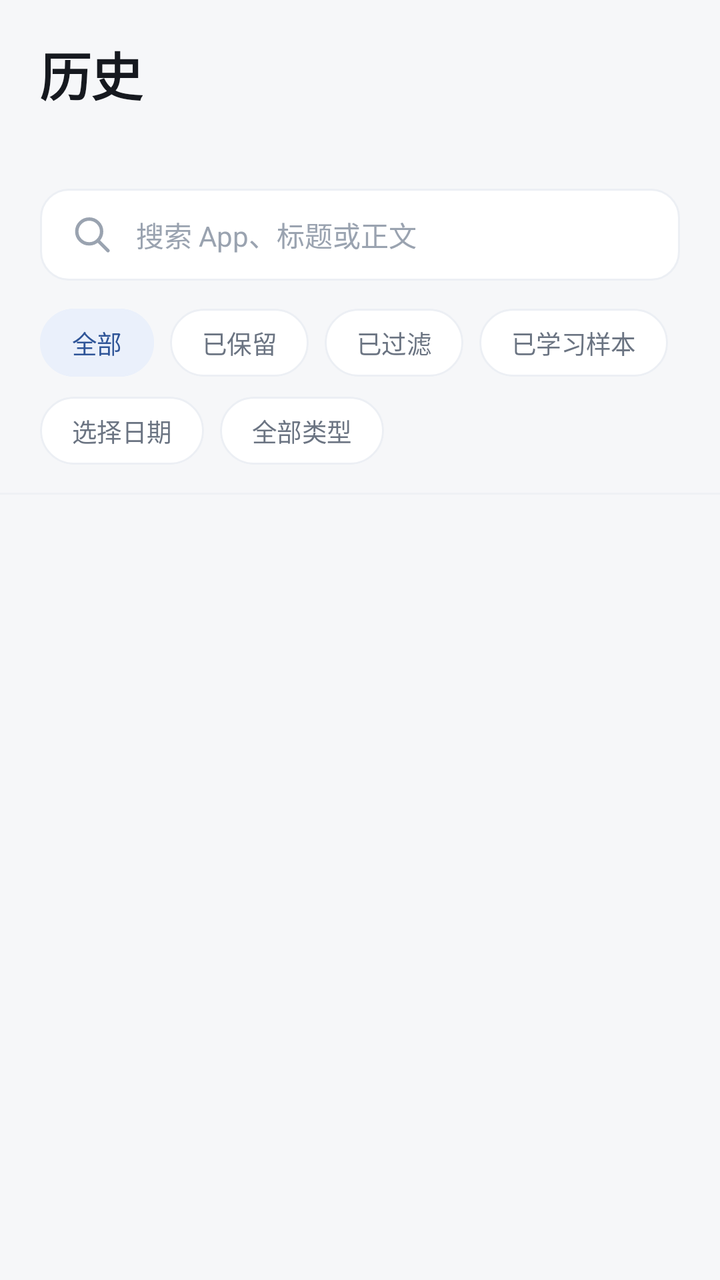
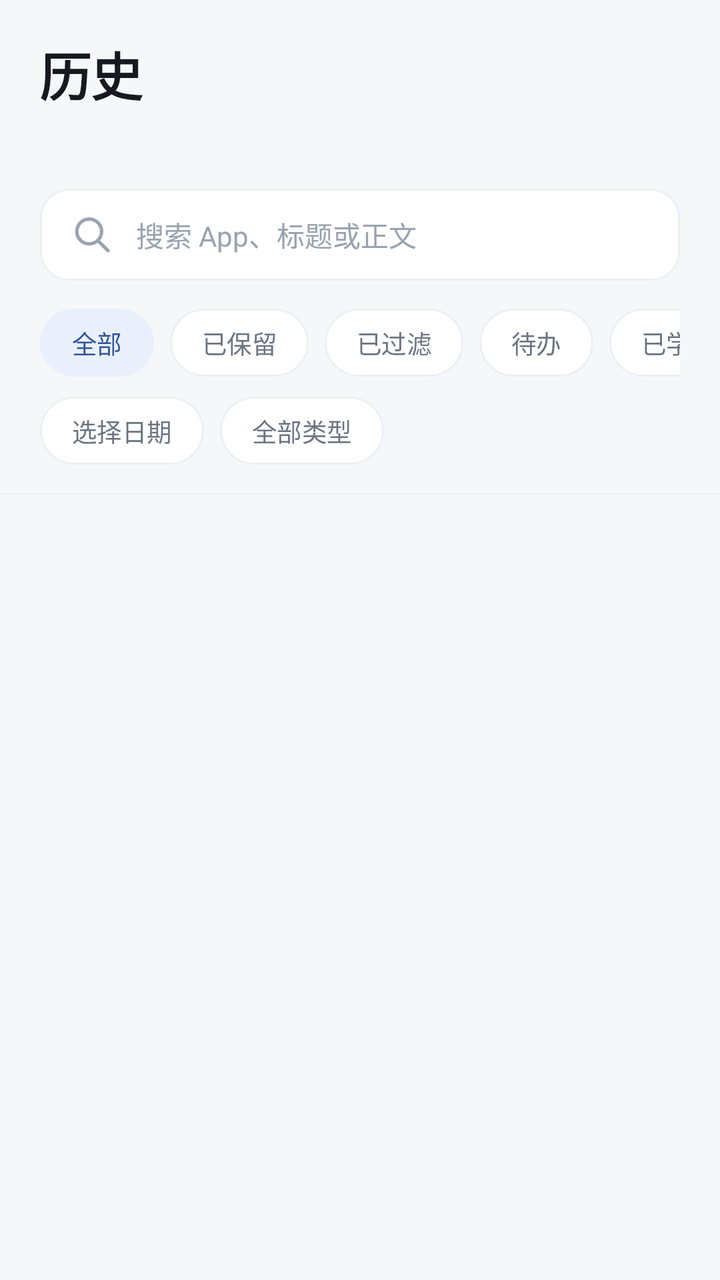

Before-and-after screenshots of an Android layout around one commit, followed by the original layout XML and the change that was made.
<!-- AndroidManifest.xml: application theme Theme.MaodouNotify -->
<!-- res/layout/fragment_history.xml -->
<?xml version="1.0" encoding="utf-8"?>

<LinearLayout xmlns:android="http://schemas.android.com/apk/res/android"
    xmlns:app="http://schemas.android.com/apk/res-auto"
    android:layout_width="match_parent"
    android:layout_height="match_parent"
    android:background="@color/background"
    android:orientation="vertical">

    
    <LinearLayout
        android:layout_width="match_parent"
        android:layout_height="wrap_content"
        android:orientation="vertical"
        android:paddingStart="@dimen/page_padding"
        android:paddingTop="18dp"
        android:paddingEnd="@dimen/page_padding"
        android:paddingBottom="14dp">

        <TextView
            android:layout_width="wrap_content"
            android:layout_height="wrap_content"
            android:text="@string/tab_history"
            android:textAppearance="@style/TextAppearance.Maodou.PageTitle" />

        <TextView
            android:id="@+id/tv_count"
            android:layout_width="match_parent"
            android:layout_height="wrap_content"
            android:layout_marginTop="6dp"
            android:textColor="@color/text_tertiary"
            android:textSize="12sp" />

        <EditText
            android:id="@+id/et_search"
            android:layout_width="match_parent"
            android:layout_height="@dimen/field_height"
            android:layout_marginTop="16dp"
            android:background="@drawable/bg_field"
            android:drawableStart="@drawable/ic_search"
            android:drawablePadding="10dp"
            android:drawableTint="@color/text_tertiary"
            android:hint="@string/search_hint"
            android:imeOptions="actionSearch"
            android:inputType="text"
            android:paddingStart="14dp"
            android:paddingEnd="14dp"
            android:singleLine="true"
            android:textColor="@color/text_primary"
            android:textColorHint="@color/text_tertiary"
            android:textSize="14sp" />

        <HorizontalScrollView
            android:id="@+id/filter_scroll"
            android:layout_width="match_parent"
            android:layout_height="wrap_content"
            android:layout_marginTop="14dp"
            android:scrollbars="none">

            <com.google.android.material.chip.ChipGroup
                android:id="@+id/chip_filter"
                android:layout_width="wrap_content"
                android:layout_height="wrap_content"
                app:chipSpacingHorizontal="8dp"
                app:singleLine="true"
                app:singleSelection="true">

                <com.google.android.material.chip.Chip
                    android:id="@+id/chip_all"
                    style="@style/Widget.Maodou.Chip.Filter"
                    android:layout_width="wrap_content"
                    android:layout_height="wrap_content"
                    android:checkable="true"
                    android:checked="true"
                    android:text="@string/filter_all" />

                <com.google.android.material.chip.Chip
                    android:id="@+id/chip_kept"
                    style="@style/Widget.Maodou.Chip.Filter"
                    android:layout_width="wrap_content"
                    android:layout_height="wrap_content"
                    android:checkable="true"
                    android:text="@string/filter_kept" />

                <com.google.android.material.chip.Chip
                    android:id="@+id/chip_filtered"
                    style="@style/Widget.Maodou.Chip.Filter"
                    android:layout_width="wrap_content"
                    android:layout_height="wrap_content"
                    android:checkable="true"
                    android:text="@string/filter_filtered" />

                <com.google.android.material.chip.Chip
                    android:id="@+id/chip_learned"
                    style="@style/Widget.Maodou.Chip.Filter"
                    android:layout_width="wrap_content"
                    android:layout_height="wrap_content"
                    android:checkable="true"
                    android:text="@string/filter_learned" />
            </com.google.android.material.chip.ChipGroup>
        </HorizontalScrollView>

        <LinearLayout
            android:layout_width="match_parent"
            android:layout_height="wrap_content"
            android:layout_marginTop="10dp"
            android:orientation="horizontal">

            <com.google.android.material.chip.Chip
                android:id="@+id/chip_date"
                style="@style/Widget.Maodou.Chip.Ghost"
                android:layout_width="wrap_content"
                android:layout_height="wrap_content"
                android:checkable="false"
                android:text="@string/history_date_pick"
                app:chipIcon="@drawable/ic_calendar" />

            <com.google.android.material.chip.Chip
                android:id="@+id/chip_type"
                style="@style/Widget.Maodou.Chip.Ghost"
                android:layout_width="wrap_content"
                android:layout_height="wrap_content"
                android:layout_marginStart="8dp"
                android:checkable="false"
                android:text="@string/search_type_all"
                app:chipIcon="@drawable/ic_tag" />
        </LinearLayout>
    </LinearLayout>

    <View
        android:layout_width="match_parent"
        android:layout_height="1dp"
        android:background="@color/divider" />

    <FrameLayout
        android:layout_width="match_parent"
        android:layout_height="0dp"
        android:layout_weight="1">

        <androidx.recyclerview.widget.RecyclerView
            android:id="@+id/recycler"
            android:layout_width="match_parent"
            android:layout_height="match_parent"
            android:clipToPadding="false"
            android:paddingTop="10dp"
            android:paddingBottom="12dp" />

        <TextView
            android:id="@+id/tv_empty"
            android:layout_width="wrap_content"
            android:layout_height="wrap_content"
            android:layout_gravity="center"
            android:drawableTop="@drawable/ic_empty_bell"
            android:drawablePadding="18dp"
            android:gravity="center"
            android:lineSpacingExtra="6dp"
            android:paddingStart="32dp"
            android:paddingEnd="32dp"
            android:text="@string/empty_history"
            android:textColor="@color/text_secondary"
            android:textSize="13.5sp"
            android:visibility="gone" />
    </FrameLayout>
</LinearLayout>
<!-- resources referenced by this layout -->
<resources>
  <color name="background">#F6F7F9</color>
  <color name="divider">#EFF1F5</color>
  <color name="text_primary">#16191F</color>
  <color name="text_secondary">#6B7482</color>
  <color name="text_tertiary">#9AA3B0</color>
  <dimen name="field_height">46dp</dimen>
  <dimen name="page_padding">20dp</dimen>
  <!-- drawable bg_field (drawable) -->
  <?xml version="1.0" encoding="utf-8"?>
  
  <shape xmlns:android="http://schemas.android.com/apk/res/android" android:shape="rectangle">
      <solid android:color="@color/surface" />
      <corners android:radius="14dp" />
      <stroke android:width="1dp" android:color="@color/card_stroke" />
  </shape>
  <string name="empty_history">还没有通知记录\n授权通知使用权后，通知会自动出现在这里</string>
  <string name="filter_all">全部</string>
  <string name="filter_filtered">已过滤</string>
  <string name="filter_kept">已保留</string>
  <string name="filter_learned">已学习样本</string>
  <string name="history_date_pick">选择日期</string>
  <string name="search_hint">搜索 App、标题或正文</string>
  <string name="search_type_all">全部类型</string>
  <string name="tab_history">历史</string>
  <style name="TextAppearance.Maodou.PageTitle" parent="TextAppearance.Material3.HeadlineSmall">
          <item name="android:textSize">26sp</item>
          <item name="android:textStyle">bold</item>
          <item name="android:textColor">@color/text_primary</item>
          <item name="android:letterSpacing">-0.015</item>
      </style>
  <style name="Widget.Maodou.Chip.Filter" parent="Widget.Material3.Chip.Filter">
          <item name="chipMinHeight">@dimen/chip_height</item>
          <item name="chipCornerRadius">17dp</item>
          <item name="chipStrokeWidth">1dp</item>
          <item name="chipStrokeColor">@color/chip_stroke</item>
          <item name="chipBackgroundColor">@color/chip_bg</item>
          <item name="android:textColor">@color/chip_text</item>
          <item name="android:textSize">12.5sp</item>
          <item name="ensureMinTouchTargetSize">false</item>
          <item name="chipStartPadding">6dp</item>
          <item name="chipEndPadding">6dp</item>
          <item name="textStartPadding">10dp</item>
          <item name="textEndPadding">10dp</item>
          <item name="checkedIconVisible">false</item>
      </style>
  <style name="Widget.Maodou.Chip.Ghost" parent="Widget.Maodou.Chip.Filter">
          <item name="chipIconTint">@color/text_secondary</item>
          <item name="chipIconSize">15dp</item>
          <item name="iconStartPadding">2dp</item>
          <item name="closeIconTint">@color/text_secondary</item>
          <item name="closeIconSize">14dp</item>
          <item name="android:textColor">@color/text_secondary</item>
      </style>
  <color name="surface">#FFFFFF</color>
  <color name="card_stroke">#ECEFF4</color>
  <color name="primary_container">#EAF0FB</color>
  <dimen name="chip_height">34dp</dimen>
  <color name="primary">#4B76C0</color>
  <color name="on_primary">#FFFFFF</color>
  <color name="on_primary_container">#2F5598</color>
  <color name="surface_alt">#F1F3F7</color>
  <color name="outline">#E3E7EE</color>
  <color name="badge_filtered_text">#BE3A2C</color>
  <color name="badge_filtered_bg">#FDEDEB</color>
  <style name="ThemeOverlay.Maodou.Dialog" parent="ThemeOverlay.Material3.MaterialAlertDialog">
          <item name="colorSurface">@color/surface</item>
          <item name="colorSurfaceContainerLowest">@color/surface</item>
          <item name="colorSurfaceContainerLow">@color/surface</item>
          <item name="colorSurfaceContainer">@color/surface</item>
          <item name="colorSurfaceContainerHigh">@color/surface</item>
          <item name="colorSurfaceContainerHighest">@color/surface_alt</item>
          <item name="colorOnSurface">@color/text_primary</item>
          <item name="colorOnSurfaceVariant">@color/text_secondary</item>
          <item name="colorPrimary">@color/primary</item>
          <item name="colorOnPrimaryContainer">@color/on_primary_container</item>
      </style>
  <!-- unchanged entries left out for length: 5 -->
</resources>

<!-- the commit's change to res/layout/fragment_history.xml (unified diff, before → after) -->
@@ -91,6 +91,14 @@
                     android:text="@string/filter_filtered" />
 
                 <com.google.android.material.chip.Chip
+                    android:id="@+id/chip_todo"
+                    style="@style/Widget.Maodou.Chip.Filter"
+                    android:layout_width="wrap_content"
+                    android:layout_height="wrap_content"
+                    android:checkable="true"
+                    android:text="@string/filter_todo" />
+
+                <com.google.android.material.chip.Chip
                     android:id="@+id/chip_learned"
                     style="@style/Widget.Maodou.Chip.Filter"
                     android:layout_width="wrap_content"
<!-- resource entries referenced after the edit -->
@@ -20,6 +20,7 @@
   <string name="filter_filtered">已过滤</string>
   <string name="filter_kept">已保留</string>
   <string name="filter_learned">已学习样本</string>
+  <string name="filter_todo">待办</string>
   <string name="history_date_pick">选择日期</string>
   <string name="search_hint">搜索 App、标题或正文</string>
   <string name="search_type_all">全部类型</string>
